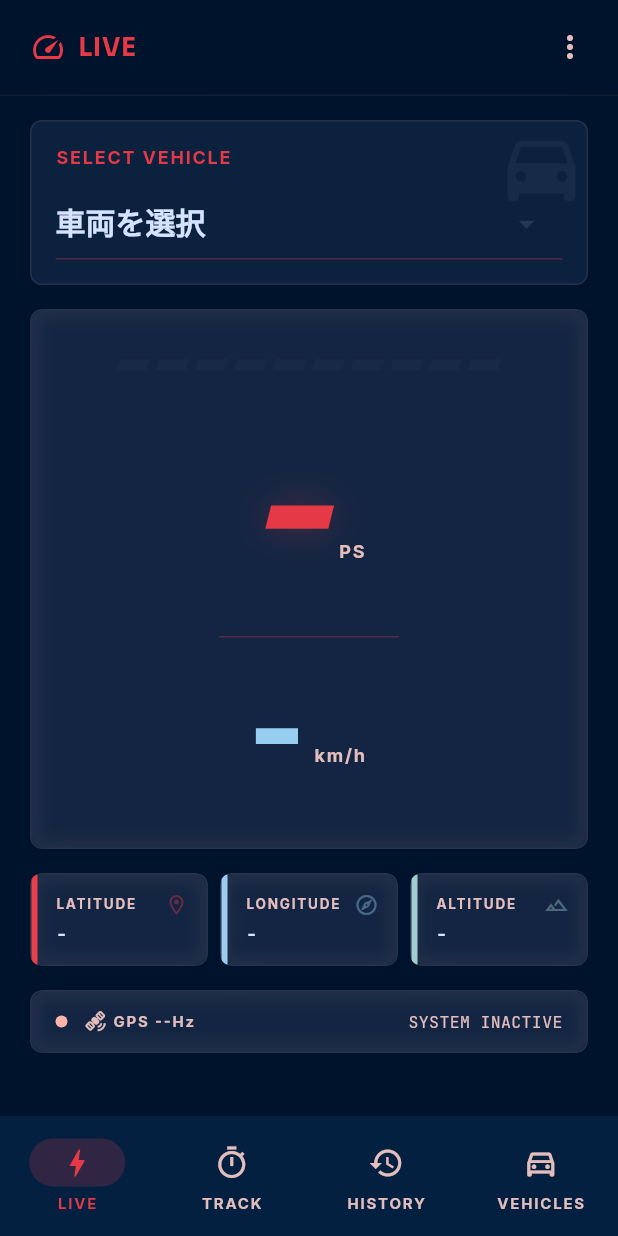
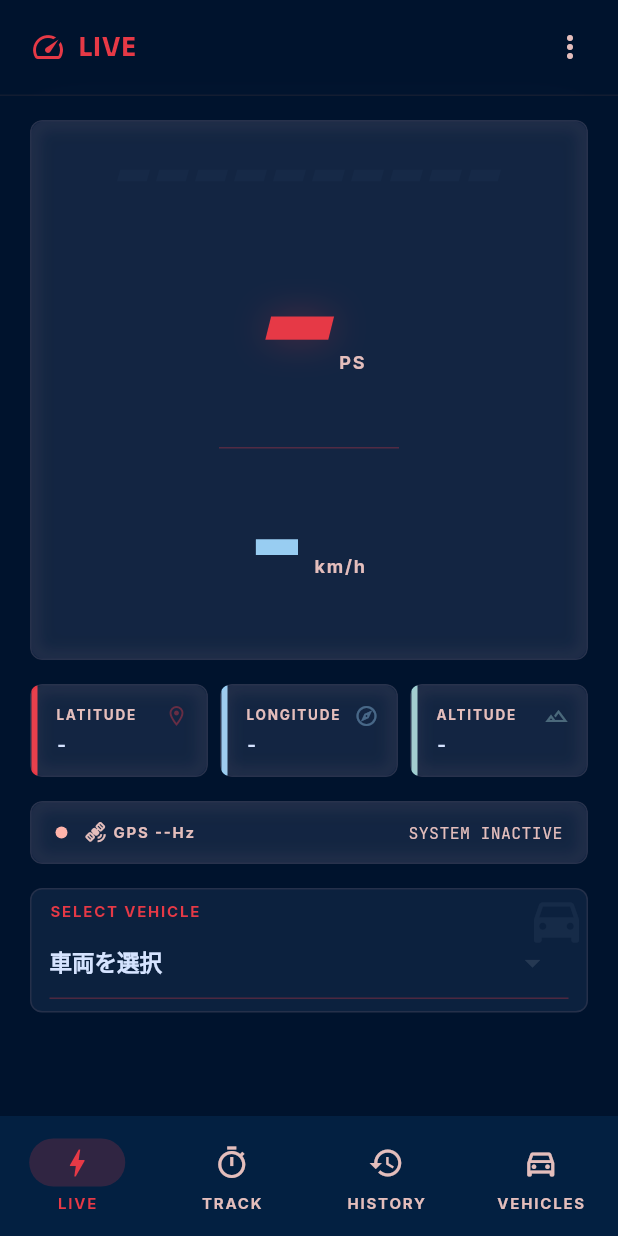
Before and after one commit to takkuns2000/power_tracker_mobile, a Flutter app: the screen it shows after launch, on a phone screen of 412 x 824 dp. Run offline on Flutter 3.47's test engine with Material 3 defaults, Android fonts, the phone set to English and light mode, and no system bars; our stand-ins replace freezed_annotation, geolocator, google_fonts, sqflite; accounts and stored records are empty; generated files the repository leaves out were written again.

Commit message:
計算式修正とUI修正

```diff
--- a/lib/views/realtime/realtime_view.dart
+++ b/lib/views/realtime/realtime_view.dart
@@ -19,6 +19,10 @@ class RealtimeView extends StatelessWidget {
     final gps = context.watch<GpsViewModel>();
     final garage = context.watch<GarageViewModel>();
 
+    if (vm.selectedVehicleId == null && garage.vehicles.isNotEmpty) {
+      context.read<RealtimeViewModel>().initDefaultVehicle(garage.vehicles.first);
+    }
+
     return Scaffold(
       extendBodyBehindAppBar: true,
       appBar: _RealtimeAppBar(),
@@ -27,17 +31,10 @@ class RealtimeView extends StatelessWidget {
         child: Container(
           color: AppColors.background,
           child: SafeArea(
-            child: SingleChildScrollView(
+            child: Padding(
               padding: const EdgeInsets.fromLTRB(20, 16, 20, 16),
               child: Column(
                 children: [
-                  VehicleDropdownCard(
-                    vehicles: garage.vehicles,
-                    selectedId: vm.selectedVehicleId,
-                    onChanged: (vehicle) =>
-                        context.read<RealtimeViewModel>().selectVehicle(vehicle),
-                  ),
-                  const SizedBox(height: 16),
                   _CentralGaugeCard(
                     ps: vm.ps,
                     speedKmh: vm.speedKmh,
@@ -57,6 +54,13 @@ class RealtimeView extends StatelessWidget {
                   _HudInfoBar(
                     isGpsActive: vm.isGpsActive,
                     gpsUpdateHz: vm.gpsUpdateHz,
+                  ),
+                  const SizedBox(height: 16),
+                  VehicleDropdownCard(
+                    vehicles: garage.vehicles,
+                    selectedId: vm.selectedVehicleId,
+                    onChanged: (vehicle) =>
+                        context.read<RealtimeViewModel>().selectVehicle(vehicle),
                   ),
                 ],
               ),
@@ -227,7 +231,9 @@ class _GpsGrid extends StatelessWidget {
   @override
   Widget build(BuildContext context) {
     final l10n = AppLocalizations.of(context)!;
-    return Row(
+    return IntrinsicHeight(
+      child: Row(
+        crossAxisAlignment: CrossAxisAlignment.stretch,
         children: [
           Expanded(
             child: GlassCard(
@@ -274,6 +280,7 @@ class _GpsGrid extends StatelessWidget {
             ),
           ),
         ],
+      ),
     );
   }
 }
@@ -312,6 +319,8 @@ class _GpsItem extends StatelessWidget {
         const SizedBox(height: 4),
         Text(
           value,
+          maxLines: 1,
+          overflow: TextOverflow.ellipsis,
           style: AppTextStyles.statsMd(context).copyWith(fontSize: 13),
         ),
       ],
--- a/lib/views/widgets/vehicle_dropdown_card.dart
+++ b/lib/views/widgets/vehicle_dropdown_card.dart
@@ -36,31 +36,31 @@ class VehicleDropdownCard extends StatelessWidget {
             right: 0,
             child: Icon(
               Icons.directions_car,
-              size: 60,
+              size: 40,
               color: AppColors.onSurface.withValues(alpha: 0.05),
             ),
           ),
           Padding(
-            padding: const EdgeInsets.all(16),
+            padding: const EdgeInsets.symmetric(horizontal: 12, vertical: 8),
             child: Column(
               crossAxisAlignment: CrossAxisAlignment.start,
               children: [
                 Text(
                   l10n.selectVehicle,
                   style: AppTextStyles.labelCaps(context)
-                      .copyWith(color: AppColors.primary),
+                      .copyWith(color: AppColors.primary, fontSize: 10),
                 ),
-                const SizedBox(height: 12),
+                const SizedBox(height: 4),
                 DropdownButtonFormField<Vehicle>(
                   key: ValueKey(selectedId),
                   initialValue: selectedVehicle,
                   hint: Text(
                     l10n.selectVehicleHint,
-                    style: AppTextStyles.statsMd(context),
+                    style: AppTextStyles.statsMd(context).copyWith(fontSize: 15),
                   ),
                   decoration: InputDecoration(
                     contentPadding:
-                        const EdgeInsets.symmetric(horizontal: 0, vertical: 8),
+                        const EdgeInsets.symmetric(horizontal: 0, vertical: 4),
                     enabledBorder: UnderlineInputBorder(
                       borderSide: BorderSide(
                         color: AppColors.primary.withValues(alpha: 0.3),
@@ -73,7 +73,7 @@ class VehicleDropdownCard extends StatelessWidget {
                     filled: false,
                   ),
                   dropdownColor: AppColors.surfaceContainer,
-                  style: AppTextStyles.statsMd(context),
+                  style: AppTextStyles.statsMd(context).copyWith(fontSize: 15),
                   items: vehicles
                       .map(
                         (v) => DropdownMenuItem<Vehicle>(
```
Also changed, not shown: lib/services/ps_calculator.dart (+22 -19 lines), lib/viewmodels/realtime_viewmodel.dart (+7 -0 lines), 3 other files. Lines whose indentation alone changed are shown as unchanged.
